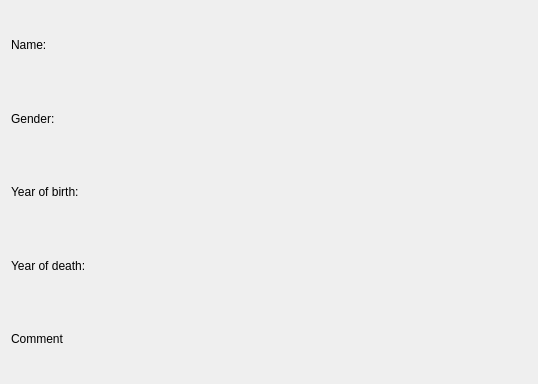
Before: the Qt Designer form infoscientistdialog.ui in ManiSigt/Verklegt-nams, drawn with Qt 5.
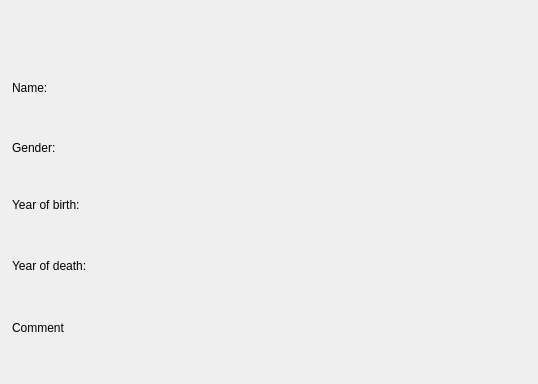
After: the same form once the commit is applied.

What changed in the file:
```diff
--- a/infoscientistdialog.ui
+++ b/infoscientistdialog.ui
@@ -13,98 +13,149 @@
   <property name="windowTitle">
    <string>Dialog</string>
   </property>
-  <layout class="QVBoxLayout" name="verticalLayout">
-   <item>
-    <layout class="QHBoxLayout" name="horizontalLayout">
-     <item>
+  <widget class="QLabel" name="label_image">
+   <property name="geometry">
+    <rect>
+     <x>250</x>
+     <y>20</y>
+     <width>270</width>
+     <height>280</height>
+    </rect>
+   </property>
+   <property name="text">
+    <string/>
+   </property>
+  </widget>
       <widget class="QLabel" name="label_name">
+   <property name="geometry">
+    <rect>
+     <x>12</x>
+     <y>80</y>
+     <width>38</width>
+     <height>16</height>
+    </rect>
+   </property>
        <property name="text">
         <string>Name:</string>
        </property>
       </widget>
-     </item>
-     <item>
       <widget class="QLabel" name="label_show_name">
+   <property name="geometry">
+    <rect>
+     <x>57</x>
+     <y>80</y>
+     <width>171</width>
+     <height>16</height>
+    </rect>
+   </property>
        <property name="text">
         <string/>
        </property>
       </widget>
-     </item>
-    </layout>
-   </item>
-   <item>
-    <layout class="QHBoxLayout" name="horizontalLayout_2">
-     <item>
       <widget class="QLabel" name="label_gender">
+   <property name="geometry">
+    <rect>
+     <x>12</x>
+     <y>140</y>
+     <width>46</width>
+     <height>16</height>
+    </rect>
+   </property>
        <property name="text">
         <string>Gender:</string>
        </property>
       </widget>
-     </item>
-     <item>
       <widget class="QLabel" name="label_show_gender">
+   <property name="geometry">
+    <rect>
+     <x>65</x>
+     <y>140</y>
+     <width>41</width>
+     <height>16</height>
+    </rect>
+   </property>
        <property name="text">
         <string/>
        </property>
       </widget>
-     </item>
-    </layout>
-   </item>
-   <item>
-    <layout class="QHBoxLayout" name="horizontalLayout_3">
-     <item>
       <widget class="QLabel" name="label_birth_year">
+   <property name="geometry">
+    <rect>
+     <x>12</x>
+     <y>197</y>
+     <width>76</width>
+     <height>16</height>
+    </rect>
+   </property>
        <property name="text">
         <string>Year of birth:</string>
        </property>
       </widget>
-     </item>
-     <item>
       <widget class="QLabel" name="label_show_year_birth">
+   <property name="geometry">
+    <rect>
+     <x>95</x>
+     <y>197</y>
+     <width>61</width>
+     <height>16</height>
+    </rect>
+   </property>
        <property name="text">
         <string/>
        </property>
       </widget>
-     </item>
-    </layout>
-   </item>
-   <item>
-    <layout class="QHBoxLayout" name="horizontalLayout_4">
-     <item>
       <widget class="QLabel" name="label_death_year">
+   <property name="geometry">
+    <rect>
+     <x>12</x>
+     <y>258</y>
+     <width>82</width>
+     <height>16</height>
+    </rect>
+   </property>
        <property name="text">
         <string>Year of death:</string>
        </property>
       </widget>
-     </item>
-     <item>
       <widget class="QLabel" name="label_show_year_death">
+   <property name="geometry">
+    <rect>
+     <x>101</x>
+     <y>258</y>
+     <width>61</width>
+     <height>16</height>
+    </rect>
+   </property>
        <property name="text">
         <string/>
        </property>
       </widget>
-     </item>
-    </layout>
-   </item>
-   <item>
-    <layout class="QHBoxLayout" name="horizontalLayout_5">
-     <item>
       <widget class="QLabel" name="label_comment">
+   <property name="geometry">
+    <rect>
+     <x>12</x>
+     <y>320</y>
+     <width>55</width>
+     <height>16</height>
+    </rect>
+   </property>
        <property name="text">
         <string>Comment</string>
        </property>
       </widget>
-     </item>
-     <item>
       <widget class="QLabel" name="label_show_comment">
+   <property name="geometry">
+    <rect>
+     <x>74</x>
+     <y>320</y>
+     <width>271</width>
+     <height>16</height>
+    </rect>
+   </property>
        <property name="text">
         <string/>
        </property>
       </widget>
-     </item>
-    </layout>
-   </item>
-  </layout>
  </widget>
  <resources/>
  <connections/>
```
Lines whose indentation alone changed are shown as unchanged.
